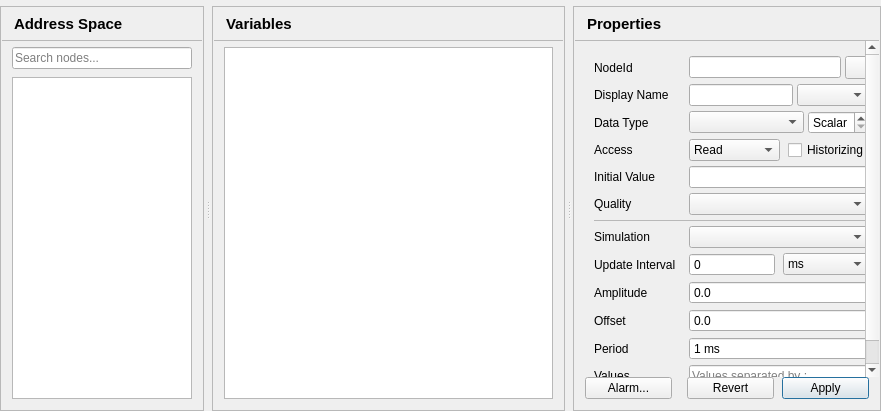
First picture: the form in src/ui/pages/objectspage.ui, repository sanny32/OpenUaSim, before the edit.
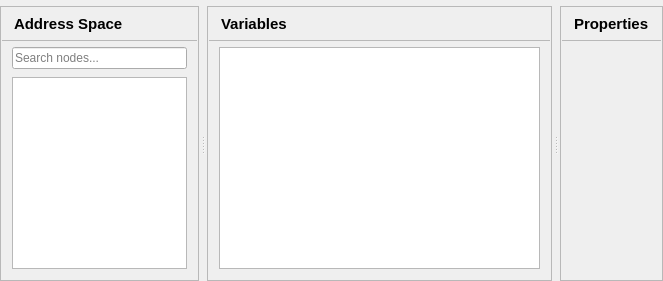
Second picture: the form after the edit. Custom widgets are drawn as their Qt base class.

Commit message:
Show and edit the properties of data item variables
Variables of OPC UA Part 8 data item types get the properties their type
declares, such as EURange and EngineeringUnits. The Objects page lists them
below their variable, and each node kind has its own properties editor;
a Range is edited as its Low and High limits.

Patch:
```diff
--- a/src/ui/pages/objectspage.ui
+++ b/src/ui/pages/objectspage.ui
@@ -420,436 +420,9 @@
         </widget>
        </item>
        <item>
-        <widget class="QScrollArea" name="propertiesPanelScroll">
-         <property name="frameShape">
-          <enum>QFrame::NoFrame</enum>
-         </property>
-         <property name="widgetResizable">
-          <bool>true</bool>
-         </property>
-         <property name="horizontalScrollBarPolicy">
-          <enum>Qt::ScrollBarAlwaysOff</enum>
-         </property>
-         <property name="panelBody" stdset="0">
-          <bool>true</bool>
-         </property>
-         <widget class="QWidget" name="propertiesPanelBody">
-          <layout class="QVBoxLayout" name="propertiesPanelBodyLayout">
-           <property name="spacing">
-            <number>8</number>
-           </property>
-           <property name="leftMargin">
-            <number>10</number>
-           </property>
-           <property name="topMargin">
-            <number>6</number>
-           </property>
-           <property name="rightMargin">
-            <number>10</number>
-           </property>
-           <property name="bottomMargin">
-            <number>0</number>
-           </property>
-           <item>
-            <widget class="QWidget" name="propertiesHost">
-             <layout class="QGridLayout" name="propertiesForm" columnstretch="0,1">
-              <property name="horizontalSpacing">
-               <number>13</number>
-              </property>
-              <property name="verticalSpacing">
-               <number>5</number>
-              </property>
-              <item row="0" column="0">
-               <widget class="QLabel" name="nodeIdLabel">
-                <property name="text">
-                 <string>NodeId</string>
-                </property>
-               </widget>
-              </item>
-              <item row="0" column="1">
-               <layout class="QHBoxLayout" name="nodeIdLayout">
-                <property name="spacing">
-                 <number>4</number>
-                </property>
-                <item>
-                 <widget class="QLineEdit" name="nodeIdEdit">
-                  <property name="readOnly">
-                   <bool>true</bool>
-                  </property>
-                 </widget>
-                </item>
-                <item>
-                 <widget class="QToolButton" name="copyNodeIdButton">
-                  <property name="toolTip">
-                   <string>Copy NodeId</string>
-                  </property>
-                 </widget>
-                </item>
-               </layout>
-              </item>
-              <item row="1" column="0">
-               <widget class="QLabel" name="displayNameLabel">
-                <property name="text">
-                 <string>Display Name</string>
-                </property>
-               </widget>
-              </item>
-              <item row="1" column="1">
-               <layout class="QHBoxLayout" name="displayNameLayout">
-                <property name="spacing">
-                 <number>4</number>
-                </property>
-                <item>
-                 <widget class="QLineEdit" name="displayNameEdit"/>
-                </item>
-                <item>
-                 <widget class="QComboBox" name="iconCombo">
-                  <property name="toolTip">
-                   <string>Icon</string>
-                  </property>
-                  <property name="accessibleName">
-                   <string>Icon</string>
-                  </property>
-                 </widget>
-                </item>
-               </layout>
-              </item>
-              <item row="2" column="0">
-               <widget class="QLabel" name="dataTypeLabel">
-                <property name="text">
-                 <string>Data Type</string>
-                </property>
-               </widget>
-              </item>
-              <item row="2" column="1">
-               <layout class="QHBoxLayout" name="dataTypeLayout">
-                <property name="spacing">
-                 <number>4</number>
-                </property>
-                <item>
-                 <widget class="QComboBox" name="dataTypeCombo">
-                  <property name="sizePolicy">
-                   <sizepolicy hsizetype="Expanding" vsizetype="Fixed">
-                    <horstretch>1</horstretch>
-                    <verstretch>0</verstretch>
-                   </sizepolicy>
-                  </property>
-                 </widget>
-                </item>
-                <item>
-                 <widget class="QSpinBox" name="arrayLengthSpin">
-                  <property name="toolTip">
-                   <string>Number of array elements; Scalar holds a single value</string>
-                  </property>
-                  <property name="accessibleName">
-                   <string>Array Length</string>
-                  </property>
-                  <property name="specialValueText">
-                   <string>Scalar</string>
-                  </property>
-                  <property name="prefix">
-                   <string>[</string>
-                  </property>
-                  <property name="suffix">
-                   <string>]</string>
-                  </property>
-                  <property name="maximum">
-                   <number>1000</number>
-                  </property>
-                 </widget>
-                </item>
-               </layout>
-              </item>
-              <item row="3" column="0">
-               <widget class="QLabel" name="accessLabel">
-                <property name="text">
-                 <string>Access</string>
-                </property>
-               </widget>
-              </item>
-              <item row="3" column="1">
-               <layout class="QHBoxLayout" name="accessLayout">
-                <property name="spacing">
-                 <number>8</number>
-                </property>
-                <item>
-                 <widget class="QComboBox" name="accessCombo">
-                  <property name="sizePolicy">
-                   <sizepolicy hsizetype="Expanding" vsizetype="Fixed">
-                    <horstretch>1</horstretch>
-                    <verstretch>0</verstretch>
-                   </sizepolicy>
-                  </property>
-                  <item>
-                   <property name="text">
-                    <string>Read</string>
-                   </property>
-                  </item>
-                  <item>
-                   <property name="text">
-                    <string>Write</string>
-                   </property>
-                  </item>
-                  <item>
-                   <property name="text">
-                    <string>Read/Write</string>
-                   </property>
-                  </item>
-                 </widget>
-                </item>
-                <item>
-                 <widget class="QCheckBox" name="historizingCheck">
-                  <property name="text">
-                   <string>Historizing</string>
-                  </property>
-                  <property name="toolTip">
-                   <string>Keep the recent values in memory for clients that read the history; Server Settings limit how many</string>
-                  </property>
-                 </widget>
-                </item>
-               </layout>
-              </item>
-              <item row="4" column="0">
-               <widget class="QLabel" name="initialValueLabel">
-                <property name="text">
-                 <string>Initial Value</string>
-                </property>
-               </widget>
-              </item>
-              <item row="4" column="1">
-               <widget class="QLineEdit" name="initialValueEdit"/>
-              </item>
-              <item row="5" column="0">
-               <widget class="QLabel" name="qualityLabel">
-                <property name="text">
-                 <string>Quality</string>
-                </property>
-               </widget>
-              </item>
-              <item row="5" column="1">
-               <widget class="QComboBox" name="qualityCombo"/>
-              </item>
-              <item row="6" column="0" rowspan="1" colspan="2">
-               <widget class="QFrame" name="propertiesSeparator">
-                <property name="frameShape">
-                 <enum>QFrame::StyledPanel</enum>
-                </property>
-                <property name="minimumSize">
-                 <size>
-                  <width>0</width>
-                  <height>1</height>
-                 </size>
-                </property>
-                <property name="maximumSize">
-                 <size>
-                  <width>16777215</width>
-                  <height>1</height>
-                 </size>
-                </property>
-                <property name="separator" stdset="0">
-                 <bool>true</bool>
-                </property>
-               </widget>
-              </item>
-              <item row="7" column="0">
-               <widget class="QLabel" name="simulationLabel">
-                <property name="text">
-                 <string>Simulation</string>
-                </property>
-               </widget>
-              </item>
-              <item row="7" column="1">
-               <widget class="QComboBox" name="simulationCombo">
-               </widget>
-              </item>
-              <item row="8" column="0">
-               <widget class="QLabel" name="updateIntervalLabel">
-                <property name="text">
-                 <string>Update Interval</string>
-                </property>
-               </widget>
-              </item>
-              <item row="8" column="1">
-               <layout class="QHBoxLayout" name="intervalLayout">
-                <property name="spacing">
-                 <number>8</number>
-                </property>
-                <item>
-                 <widget class="QSpinBox" name="intervalSpin">
-                  <property name="buttonSymbols">
-                   <enum>QAbstractSpinBox::NoButtons</enum>
-                  </property>
-                  <property name="maximum">
-                   <number>86400000</number>
-                  </property>
-                 </widget>
-                </item>
-                <item>
-                 <widget class="QComboBox" name="intervalUnitCombo">
-                  <item>
-                   <property name="text">
-                    <string>ms</string>
-                   </property>
-                  </item>
-                  <item>
-                   <property name="text">
-                    <string>s</string>
-                   </property>
-                  </item>
-                 </widget>
-                </item>
-               </layout>
-              </item>
-              <item row="9" column="0">
-               <widget class="QLabel" name="amplitudeLabel">
-                <property name="text">
-                 <string>Amplitude</string>
-                </property>
-               </widget>
-              </item>
-              <item row="9" column="1">
-               <widget class="QDoubleSpinBox" name="amplitudeSpin">
-                <property name="buttonSymbols">
-                 <enum>QAbstractSpinBox::NoButtons</enum>
-                </property>
-                <property name="decimals">
-                 <number>1</number>
-                </property>
-                <property name="minimum">
-                 <double>-1000000000.0</double>
-                </property>
-                <property name="maximum">
-                 <double>1000000000.0</double>
-                </property>
-               </widget>
-              </item>
-              <item row="10" column="0">
-               <widget class="QLabel" name="offsetLabel">
-                <property name="text">
-                 <string>Offset</string>
-                </property>
-               </widget>
-              </item>
-              <item row="10" column="1">
-               <widget class="QDoubleSpinBox" name="offsetSpin">
-                <property name="buttonSymbols">
-                 <enum>QAbstractSpinBox::NoButtons</enum>
-                </property>
-                <property name="decimals">
-                 <number>1</number>
-                </property>
-                <property name="minimum">
-                 <double>-1000000000.0</double>
-                </property>
-                <property name="maximum">
-                 <double>1000000000.0</double>
-                </property>
-               </widget>
-              </item>
-              <item row="11" column="0">
-               <widget class="QLabel" name="periodLabel">
-                <property name="text">
-                 <string>Period</string>
-                </property>
-               </widget>
-              </item>
-              <item row="11" column="1">
-               <widget class="QSpinBox" name="periodSpin">
-                <property name="buttonSymbols">
-                 <enum>QAbstractSpinBox::NoButtons</enum>
-                </property>
-                <property name="suffix">
-                 <string> ms</string>
-                </property>
-                <property name="minimum">
-                 <number>1</number>
-                </property>
-                <property name="maximum">
-                 <number>86400000</number>
-                </property>
-               </widget>
-              </item>
-              <item row="12" column="0">
-               <widget class="QLabel" name="valuesLabel">
-                <property name="text">
-                 <string>Values</string>
-                </property>
-               </widget>
-              </item>
-              <item row="12" column="1">
-               <widget class="QLineEdit" name="valuesEdit">
-                <property name="placeholderText">
-                 <string>Values separated by ;</string>
-                </property>
-               </widget>
-              </item>
-             </layout>
-            </widget>
-           </item>
-           <item>
-            <spacer name="spacer2">
-             <property name="orientation">
-              <enum>Qt::Vertical</enum>
-             </property>
-            </spacer>
-           </item>
-          </layout>
-         </widget>
-        </widget>
-       </item>
-       <item>
-        <widget class="QWidget" name="propertiesActions">
-         <layout class="QHBoxLayout" name="propertiesButtonsLayout">
-          <property name="leftMargin">
-           <number>10</number>
-          </property>
-          <property name="topMargin">
-           <number>0</number>
-          </property>
-          <property name="rightMargin">
-           <number>10</number>
-          </property>
-          <property name="bottomMargin">
-           <number>10</number>
-          </property>
-          <property name="spacing">
-           <number>8</number>
-          </property>
-          <item>
-           <widget class="QPushButton" name="alarmButton">
-            <property name="text">
-             <string>Alarm...</string>
-            </property>
-            <property name="toolTip">
-             <string>Raise an OPC UA alarm when the value crosses limits or leaves its normal value</string>
-            </property>
-           </widget>
-          </item>
-          <item>
-           <spacer name="propertiesButtonsSpacer">
-            <property name="orientation">
-             <enum>Qt::Horizontal</enum>
-            </property>
-           </spacer>
-          </item>
-          <item>
-           <widget class="QPushButton" name="revertButton">
-            <property name="text">
-             <string>Revert</string>
-            </property>
-           </widget>
-          </item>
-          <item>
-           <widget class="QPushButton" name="applyButton">
-            <property name="text">
-             <string>Apply</string>
-            </property>
-            <property name="default">
-             <bool>true</bool>
-            </property>
-           </widget>
-          </item>
-         </layout>
+        <widget class="QStackedWidget" name="propertiesStack">
+         <widget class="VariablePropertiesWidget" name="variableProperties"/>
+         <widget class="PropertyNodeWidget" name="propertyNodeProperties"/>
         </widget>
        </item>
       </layout>
@@ -858,6 +431,20 @@
    </item>
   </layout>
  </widget>
+ <customwidgets>
+  <customwidget>
+   <class>PropertyNodeWidget</class>
+   <extends>QWidget</extends>
+   <header>propertynodewidget.h</header>
+   <container>0</container>
+  </customwidget>
+  <customwidget>
+   <class>VariablePropertiesWidget</class>
+   <extends>QWidget</extends>
+   <header>variablepropertieswidget.h</header>
+   <container>0</container>
+  </customwidget>
+ </customwidgets>
  <resources/>
  <connections/>
 </ui>
```
The commit also changes 39 other files.
